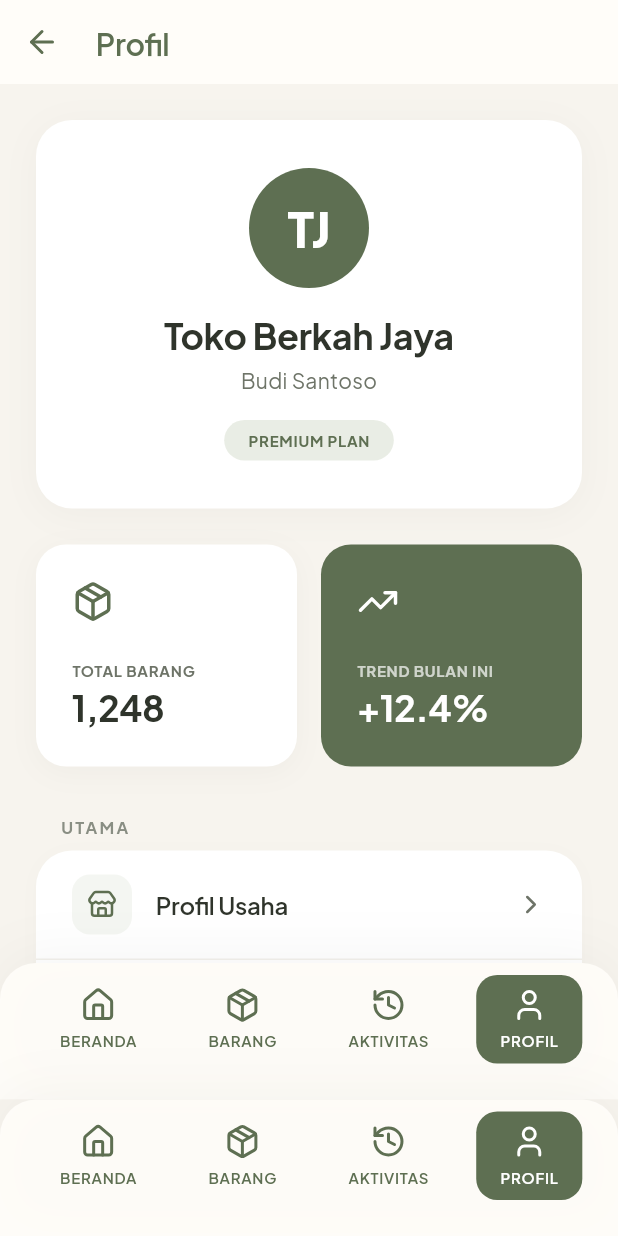
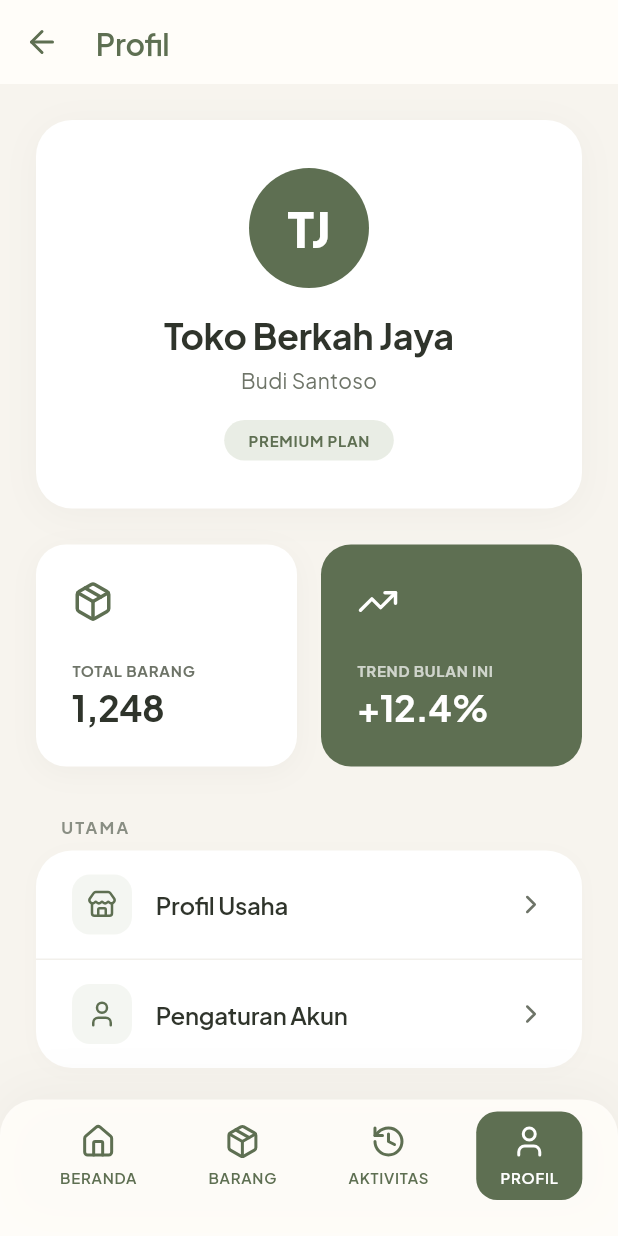
Before and after one commit to dzakwanfadhlullah/Barangku, a Flutter app: the ProfileScreen screen opened by its route, on a phone screen of 412 x 824 dp. Run offline on Flutter 3.47's test engine with Material 3 defaults, Android fonts, the phone set to English and light mode, and no system bars; our stand-ins replace flutter_riverpod, go_router, google_fonts, lucide_icons.

Commit message:
refactor(profile): remove manual AppBottomNav now handled by ShellRoute

```diff
--- a/app/lib/features/profile/presentation/profile_screen.dart
+++ b/app/lib/features/profile/presentation/profile_screen.dart
@@ -195,12 +195,6 @@ class ProfileScreen extends StatelessWidget {
           ),
         ),
       ),
-      bottomNavigationBar: AppBottomNav(
-        currentIndex: 3,
-        onTap: (index) {
-          // Placeholder behavior
-        },
-      ),
     );
   }
 
```
